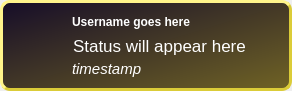
Qt form qtwitter-app/ui/tweet.ui (ayoy/qtwitter) before a commit.
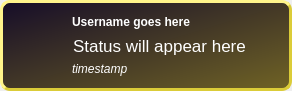
The same form after that commit. Custom widgets are drawn as their Qt base class.

```diff
--- a/qtwitter-app/ui/tweet.ui
+++ b/qtwitter-app/ui/tweet.ui
@@ -353,7 +353,6 @@
     </property>
     <property name="font">
      <font>
-      <pointsize>11</pointsize>
       <italic>true</italic>
      </font>
     </property>
```
Left out of the diff: 4 changed lines with no effect on the pictures.
